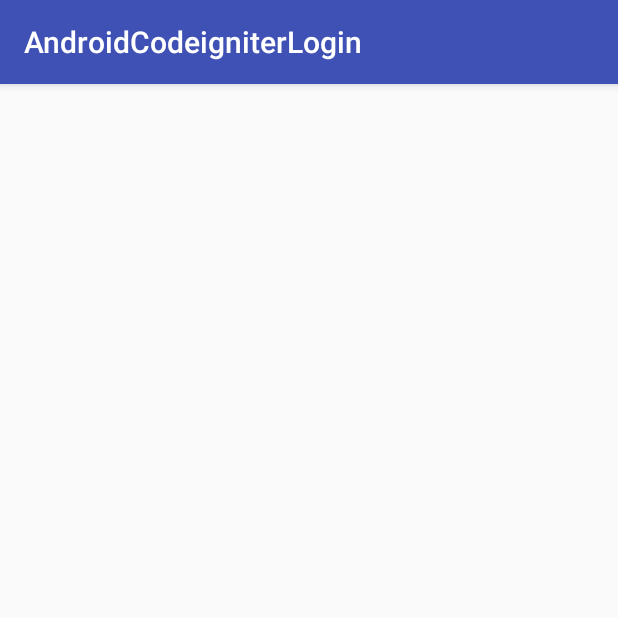
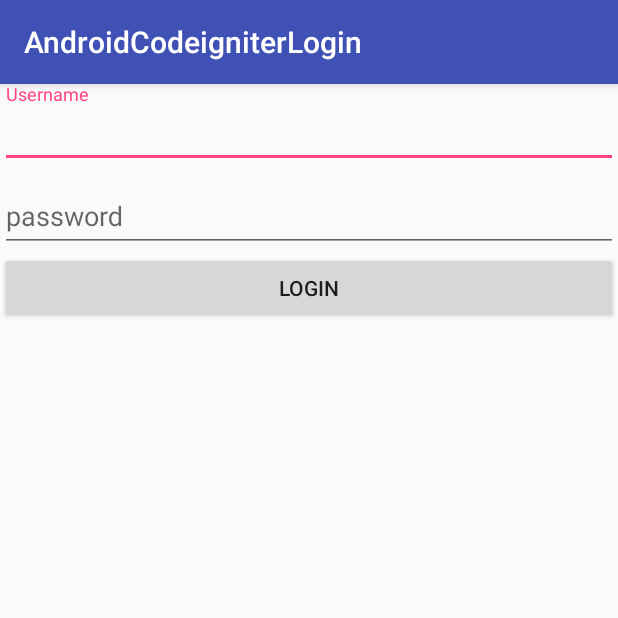
Before and after one commit to mahmudinm/android-retrofit-codeigniter-login, an Android app: the screen it shows after launch (MainActivity), on a phone screen of 412 x 824 dp, the top half of it. Run offline under Robolectric (Android 15) with nearby library versions, the phone set to English and light mode, and no system bars.

Commit message:
setup login view

```diff
--- a/app/src/main/res/layout/activity_main.xml
+++ b/app/src/main/res/layout/activity_main.xml
@@ -8,6 +8,34 @@
     android:layout_height="match_parent"
     tools:context="com.example.mahmudinm.androidcodeigniterlogin.MainActivity">
 
+    <android.support.design.widget.TextInputLayout
+        android:layout_width="match_parent"
+        android:layout_height="wrap_content">
 
+        <EditText
+            android:id="@+id/txtUsername"
+            android:hint="Username"
+            android:layout_width="match_parent"
+            android:layout_height="wrap_content"/>
+
+    </android.support.design.widget.TextInputLayout>
+
+    <android.support.design.widget.TextInputLayout
+        android:layout_width="match_parent"
+        android:layout_height="wrap_content">
+
+        <EditText
+            android:id="@+id/txtPassword"
+            android:hint="password"
+            android:layout_width="match_parent"
+            android:layout_height="wrap_content"/>
+
+    </android.support.design.widget.TextInputLayout>
+
+    <Button
+        android:id="@+id/login"
+        android:text="Login"
+        android:layout_width="match_parent"
+        android:layout_height="wrap_content"/>
 
 </LinearLayout>
```
